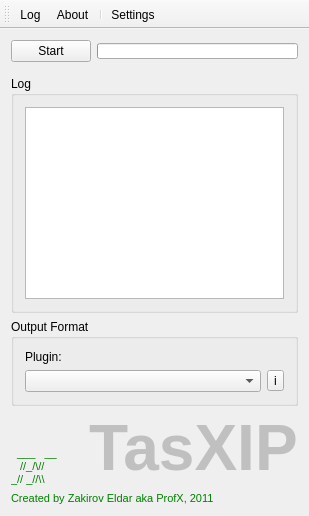
This is src/tasxip/mainwindow.ui in unixod/tasxip as Qt 5 draws it before an edit. The edited form follows.
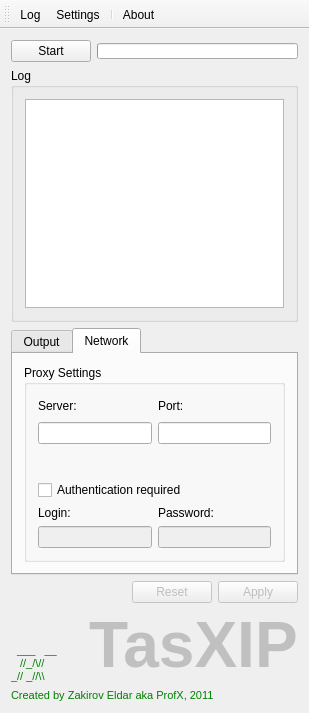
This is the edited form. The open tabs and pages were chosen to show the change.

What changed in the file:
```diff
--- a/src/tasxip/mainwindow.ui
+++ b/src/tasxip/mainwindow.ui
@@ -7,14 +7,14 @@
     <x>0</x>
     <y>0</y>
     <width>309</width>
-    <height>516</height>
+    <height>713</height>
    </rect>
   </property>
   <property name="windowTitle">
    <string>TasXIP</string>
   </property>
   <widget class="QWidget" name="centralWidget">
-   <layout class="QVBoxLayout" name="verticalLayout_4">
+   <layout class="QVBoxLayout" name="verticalLayout_13">
     <item>
      <layout class="QHBoxLayout" name="horizontalLayout">
       <item>
@@ -42,19 +42,6 @@
       </item>
      </layout>
     </item>
-    <item>
-     <spacer name="verticalSpacer">
-      <property name="orientation">
-       <enum>Qt::Vertical</enum>
-      </property>
-      <property name="sizeHint" stdset="0">
-       <size>
-        <width>20</width>
-        <height>0</height>
-       </size>
-      </property>
-     </spacer>
-    </item>
     <item>
      <widget class="QGroupBox" name="gbLog">
       <property name="title">
@@ -68,44 +55,256 @@
      </widget>
     </item>
     <item>
-     <widget class="QGroupBox" name="gbSettings">
-      <property name="title">
-       <string>Output Format</string>
-      </property>
-      <layout class="QVBoxLayout" name="verticalLayout_3">
-       <item>
-        <widget class="QLabel" name="label">
-         <property name="text">
-          <string>Plugin:</string>
-         </property>
+     <layout class="QVBoxLayout" name="verticalLayout_12">
+      <item>
+       <widget class="QTabWidget" name="tabSettings">
+        <property name="tabPosition">
+         <enum>QTabWidget::North</enum>
+        </property>
+        <property name="currentIndex">
+         <number>0</number>
+        </property>
+        <widget class="QWidget" name="tabOutput">
+         <attribute name="title">
+          <string>Output</string>
+         </attribute>
+         <layout class="QVBoxLayout" name="verticalLayout_11">
+          <item>
+           <widget class="QGroupBox" name="gbOutputFormat">
+            <property name="title">
+             <string>Output Format</string>
+            </property>
+            <layout class="QVBoxLayout" name="verticalLayout_3">
+             <item>
+              <widget class="QLabel" name="label">
+               <property name="text">
+                <string>Plugin:</string>
+               </property>
+              </widget>
+             </item>
+             <item>
+              <layout class="QHBoxLayout" name="horizontalLayout_3">
+               <item>
+                <widget class="QComboBox" name="cmbPluginsNames">
+                 <property name="sizePolicy">
+                  <sizepolicy hsizetype="Expanding" vsizetype="Fixed">
+                   <horstretch>0</horstretch>
+                   <verstretch>0</verstretch>
+                  </sizepolicy>
+                 </property>
+                 <property name="duplicatesEnabled">
+                  <bool>true</bool>
+                 </property>
+                </widget>
+               </item>
+               <item>
+                <widget class="QToolButton" name="tbtnPluginInfo">
+                 <property name="text">
+                  <string>i</string>
+                 </property>
+                </widget>
+               </item>
+              </layout>
+             </item>
+            </layout>
+           </widget>
+          </item>
+          <item>
+           <spacer name="verticalSpacer_2">
+            <property name="orientation">
+             <enum>Qt::Vertical</enum>
+            </property>
+            <property name="sizeHint" stdset="0">
+             <size>
+              <width>20</width>
+              <height>108</height>
+             </size>
+            </property>
+           </spacer>
+          </item>
+         </layout>
         </widget>
-       </item>
-       <item>
-        <layout class="QHBoxLayout" name="horizontalLayout_3">
-         <item>
-          <widget class="QComboBox" name="cmbPluginsNames">
-           <property name="sizePolicy">
-            <sizepolicy hsizetype="Expanding" vsizetype="Fixed">
-             <horstretch>0</horstretch>
-             <verstretch>0</verstretch>
-            </sizepolicy>
-           </property>
-           <property name="duplicatesEnabled">
-            <bool>true</bool>
-           </property>
-          </widget>
-         </item>
-         <item>
-          <widget class="QToolButton" name="tbtnPluginInfo">
-           <property name="text">
-            <string>i</string>
-           </property>
-          </widget>
-         </item>
-        </layout>
-       </item>
-      </layout>
-     </widget>
+        <widget class="QWidget" name="tabNetwork">
+         <attribute name="title">
+          <string>Network</string>
+         </attribute>
+         <layout class="QVBoxLayout" name="verticalLayout_10">
+          <item>
+           <widget class="QGroupBox" name="gbProxy">
+            <property name="title">
+             <string>Proxy Settings</string>
+            </property>
+            <layout class="QVBoxLayout" name="verticalLayout_9">
+             <item>
+              <layout class="QHBoxLayout" name="horizontalLayout_5">
+               <item>
+                <layout class="QVBoxLayout" name="verticalLayout_5">
+                 <item>
+                  <widget class="QLabel" name="label_2">
+                   <property name="text">
+                    <string>Server:</string>
+                   </property>
+                  </widget>
+                 </item>
+                 <item>
+                  <widget class="QLineEdit" name="lneProxyAddr"/>
+                 </item>
+                </layout>
+               </item>
+               <item>
+                <layout class="QVBoxLayout" name="verticalLayout_4">
+                 <item>
+                  <layout class="QHBoxLayout" name="horizontalLayout_4">
+                   <item>
+                    <widget class="QLabel" name="label_4">
+                     <property name="text">
+                      <string>Port:</string>
+                     </property>
+                    </widget>
+                   </item>
+                   <item>
+                    <spacer name="horizontalSpacer">
+                     <property name="orientation">
+                      <enum>Qt::Horizontal</enum>
+                     </property>
+                     <property name="sizeHint" stdset="0">
+                      <size>
+                       <width>20</width>
+                       <height>20</height>
+                      </size>
+                     </property>
+                    </spacer>
+                   </item>
+                  </layout>
+                 </item>
+                 <item>
+                  <widget class="QLineEdit" name="lneProxyPort">
+                   <property name="sizePolicy">
+                    <sizepolicy hsizetype="Ignored" vsizetype="Fixed">
+                     <horstretch>0</horstretch>
+                     <verstretch>0</verstretch>
+                    </sizepolicy>
+                   </property>
+                  </widget>
+                 </item>
+                </layout>
+               </item>
+              </layout>
+             </item>
+             <item>
+              <spacer name="verticalSpacer">
+               <property name="orientation">
+                <enum>Qt::Vertical</enum>
+               </property>
+               <property name="sizeHint" stdset="0">
+                <size>
+                 <width>20</width>
+                 <height>11</height>
+                </size>
+               </property>
+              </spacer>
+             </item>
+             <item>
+              <layout class="QVBoxLayout" name="verticalLayout_8">
+               <item>
+                <widget class="QCheckBox" name="chbxAuthRequired">
+                 <property name="text">
+                  <string>Authentication required</string>
+                 </property>
+                </widget>
+               </item>
+               <item>
+                <layout class="QHBoxLayout" name="horizontalLayout_6">
+                 <item>
+                  <layout class="QVBoxLayout" name="verticalLayout_7">
+                   <item>
+                    <widget class="QLabel" name="label_3">
+                     <property name="text">
+                      <string>Login:</string>
+                     </property>
+                    </widget>
+                   </item>
+                   <item>
+                    <widget class="QLineEdit" name="lneProxyUser">
+                     <property name="enabled">
+                      <bool>false</bool>
+                     </property>
+                     <property name="sizePolicy">
+                      <sizepolicy hsizetype="Ignored" vsizetype="Fixed">
+                       <horstretch>0</horstretch>
+                       <verstretch>0</verstretch>
+                      </sizepolicy>
+                     </property>
+                    </widget>
+                   </item>
+                  </layout>
+                 </item>
+                 <item>
+                  <layout class="QVBoxLayout" name="verticalLayout_6">
+                   <item>
+                    <widget class="QLabel" name="label_5">
+                     <property name="text">
+                      <string>Password:</string>
+                     </property>
+                    </widget>
+                   </item>
+                   <item>
+                    <widget class="QLineEdit" name="lneProxyPasswd">
+                     <property name="enabled">
+                      <bool>false</bool>
+                     </property>
+                     <property name="sizePolicy">
+                      <sizepolicy hsizetype="Ignored" vsizetype="Fixed">
+                       <horstretch>0</horstretch>
+                       <verstretch>0</verstretch>
+                      </sizepolicy>
+                     </property>
+                     <property name="echoMode">
+                      <enum>QLineEdit::Password</enum>
+                     </property>
+                    </widget>
+                   </item>
+                  </layout>
+                 </item>
+                </layout>
+               </item>
+              </layout>
+             </item>
+            </layout>
+           </widget>
+          </item>
+         </layout>
+        </widget>
+       </widget>
+      </item>
+      <item>
+       <layout class="QHBoxLayout" name="horizontalLayout_7">
+        <item>
+         <spacer name="horizontalSpacer_2">
+          <property name="orientation">
+           <enum>Qt::Horizontal</enum>
+          </property>
+          <property name="sizeHint" stdset="0">
+           <size>
+            <width>40</width>
+            <height>0</height>
+           </size>
+          </property>
+         </spacer>
+        </item>
+        <item>
+         <widget class="QDialogButtonBox" name="btnbxSettings">
+          <property name="enabled">
+           <bool>false</bool>
+          </property>
+          <property name="standardButtons">
+           <set>QDialogButtonBox::Apply|QDialogButtonBox::Reset</set>
+          </property>
+         </widget>
+        </item>
+       </layout>
+      </item>
+     </layout>
     </item>
     <item>
      <layout class="QVBoxLayout" name="verticalLayout_2">
@@ -172,9 +371,9 @@
     <bool>false</bool>
    </attribute>
    <addaction name="actionLog"/>
-   <addaction name="actionAbout"/>
-   <addaction name="separator"/>
    <addaction name="actionSettings"/>
+   <addaction name="separator"/>
+   <addaction name="actionAbout"/>
   </widget>
   <action name="actionLog">
    <property name="checkable">
```
Left out of the diff: 69 changed lines with no effect on the pictures.
